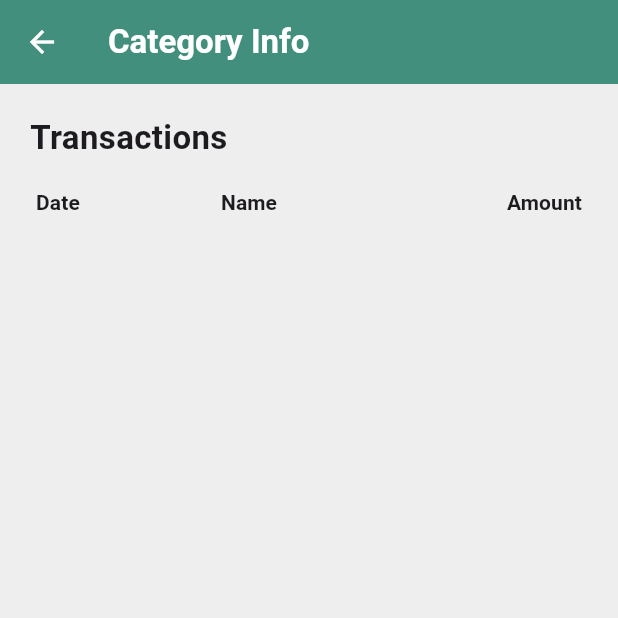
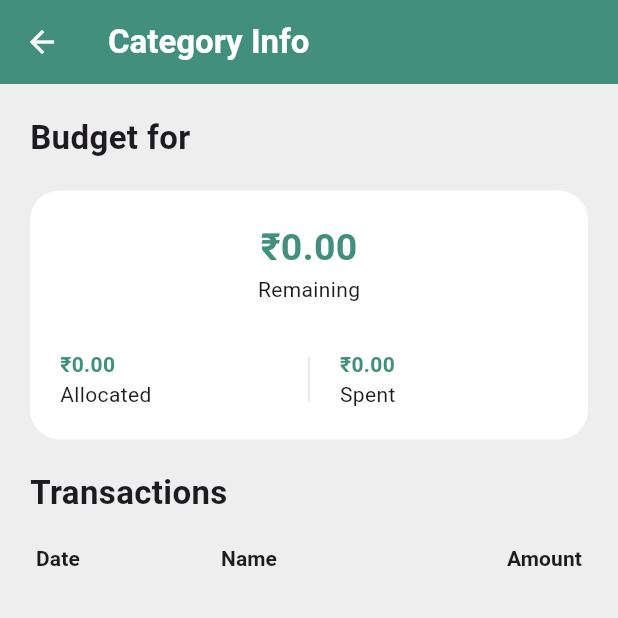
Before and after one commit to balaganeshbala/budgetpro, a Flutter app: the BudgetCategoryInfoPage screen opened directly with empty values, on a phone screen of 412 x 824 dp, the top half of it. Run offline on Flutter 3.47's test engine with Material 3 defaults, Android fonts, the phone set to English and light mode, and no system bars; our stand-ins replace bloc, flutter_bloc; network calls fail.

Commit message:
Added budget card widget in info page

```diff
--- a/lib/pages/budget_category_info/ui/budget_category_info_page.dart
+++ b/lib/pages/budget_category_info/ui/budget_category_info_page.dart
@@ -1,5 +1,6 @@
 import 'package:budgetpro/pages/home/models/budget_model.dart';
 import 'package:budgetpro/pages/home/models/expenses_model.dart';
+import 'package:budgetpro/pages/home/ui/budget_card_widget.dart';
 import 'package:budgetpro/pages/home/ui/section_header.dart';
 import 'package:budgetpro/utits/ui_utils.dart';
 import 'package:flutter/material.dart';
@@ -29,8 +30,35 @@
             padding: const EdgeInsets.only(top: 20),
             child:
                 Column(crossAxisAlignment: CrossAxisAlignment.start, children: [
+              SectionHeader(text: 'Budget for ${budget.category}'),
+              Padding(
+                padding: const EdgeInsets.all(20.0),
+                child: BudgetCardWidget(
+                    totalBudget: budget.budgetAmount.toDouble(),
+                    totalSpent: budget.spentAmount,
+                    remaining: budget.budgetAmount - budget.spentAmount),
+              ),
               const SectionHeader(text: 'Transactions'),
-              SizedBox(
+              TransactionsTable(transactions: transactions)
+            ]),
+          ),
+        ),
+      ),
+    );
+  }
+}
+
+class TransactionsTable extends StatelessWidget {
+  const TransactionsTable({
+    super.key,
+    required this.transactions,
+  });
+
+  final List<ExpenseModel> transactions;
+
+  @override
+  Widget build(BuildContext context) {
+    return SizedBox(
       width: double.infinity,
       child: DataTable(
         columnSpacing: 0,
@@ -39,14 +67,12 @@
               label: SizedBox(
                   width: 100,
                   child: Text('Date',
-                                style:
-                                    TextStyle(fontWeight: FontWeight.bold)))),
+                      style: TextStyle(fontWeight: FontWeight.bold)))),
           DataColumn(
               label: SizedBox(
                   width: MediaQuery.of(context).size.width * 0.35,
                   child: const Text('Name',
-                                style:
-                                    TextStyle(fontWeight: FontWeight.bold)))),
+                      style: TextStyle(fontWeight: FontWeight.bold)))),
           const DataColumn(
               numeric: true,
               label: Text('Amount',
@@ -66,11 +92,6 @@
           ]);
         }).toList(),
       ),
-              )
-            ]),
-          ),
-        ),
-      ),
     );
   }
 }
--- a/lib/pages/home/ui/amount_with_title_widget.dart
+++ b/lib/pages/home/ui/amount_with_title_widget.dart
@@ -18,7 +18,7 @@
         Text(UIUtils.formatRupees(amount),
             style: const TextStyle(
                 fontWeight: FontWeight.bold,
-                color: Color.fromARGB(255, 82, 108, 91))),
+                color: Color.fromARGB(255, 66, 143, 125))),
         Text(title)
       ]),
     );
--- a/lib/pages/home/ui/budget_card_widget.dart
+++ b/lib/pages/home/ui/budget_card_widget.dart
@@ -40,8 +40,8 @@
                                 fontSize: 25,
                                 fontWeight: FontWeight.bold,
                                 color: remaining < 0
-                                    ? Colors.red
-                                    : const Color.fromARGB(255, 82, 108, 91))),
+                                    ? Colors.red.shade300
+                                    : const Color.fromARGB(255, 66, 143, 125))),
                         Text(remaining < 0 ? 'Overspent' : 'Remaining')
                       ]),
                   const SizedBox(height: 30),
```
Lines whose indentation alone changed are shown as unchanged.
